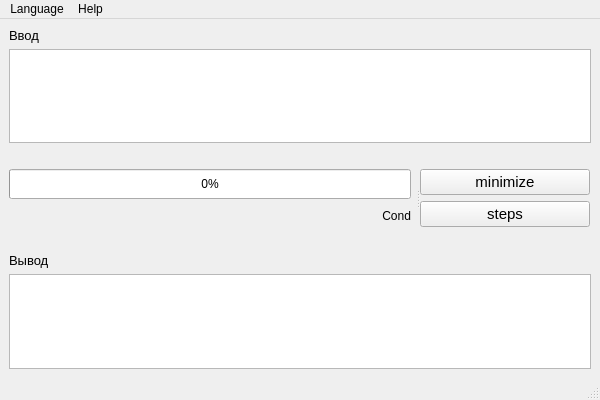
First picture: the form in gui/snfg.ui, repository blenten/SNF, before the edit.
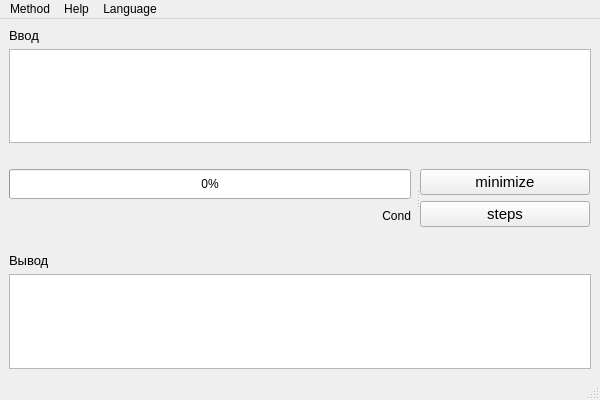
Second picture: the form after the edit.

Commit message: connect Qmm to GUI add signals/slots to Qmm for logging add methodMenu to mainwindow parser now returns pair of values in all cases add zero-size rating check in sort_implicants increase version to 2.0

```diff
--- a/gui/snfg.ui
+++ b/gui/snfg.ui
@@ -227,7 +227,7 @@
      <x>0</x>
      <y>0</y>
      <width>600</width>
-     <height>20</height>
+     <height>21</height>
     </rect>
    </property>
    <widget class="QMenu" name="menuLanguage">
@@ -243,8 +243,16 @@
     </property>
     <addaction name="actionUguide"/>
    </widget>
-   <addaction name="menuLanguage"/>
+   <widget class="QMenu" name="menuMethod">
+    <property name="title">
+     <string>Method</string>
+    </property>
+    <addaction name="actionAlgebraicManupulation"/>
+    <addaction name="actionQuineMcCluskey"/>
+   </widget>
+   <addaction name="menuMethod"/>
    <addaction name="menuHelp"/>
+   <addaction name="menuLanguage"/>
   </widget>
   <widget class="QStatusBar" name="statusbar"/>
   <action name="actionUguide">
```
Left out of the diff: 19 changed lines with no effect on the pictures. The commit also changes 29 other files.
